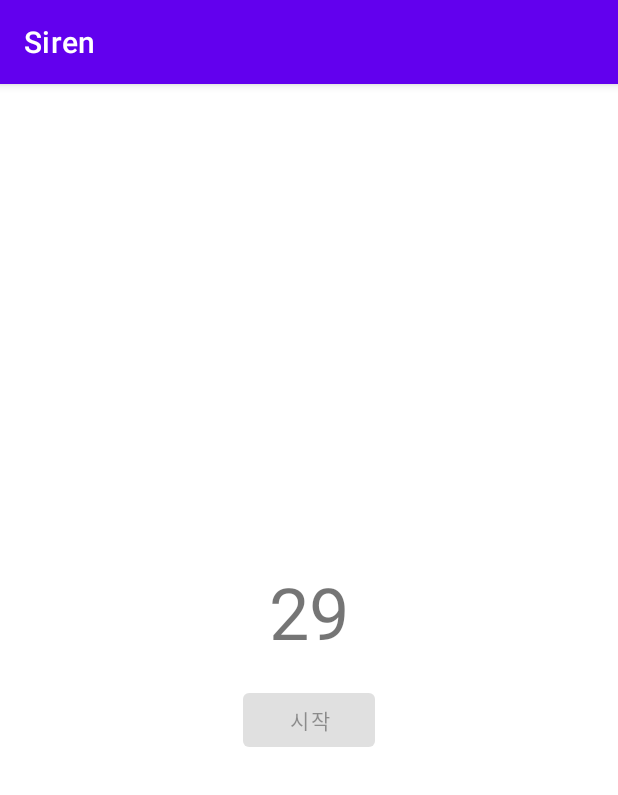
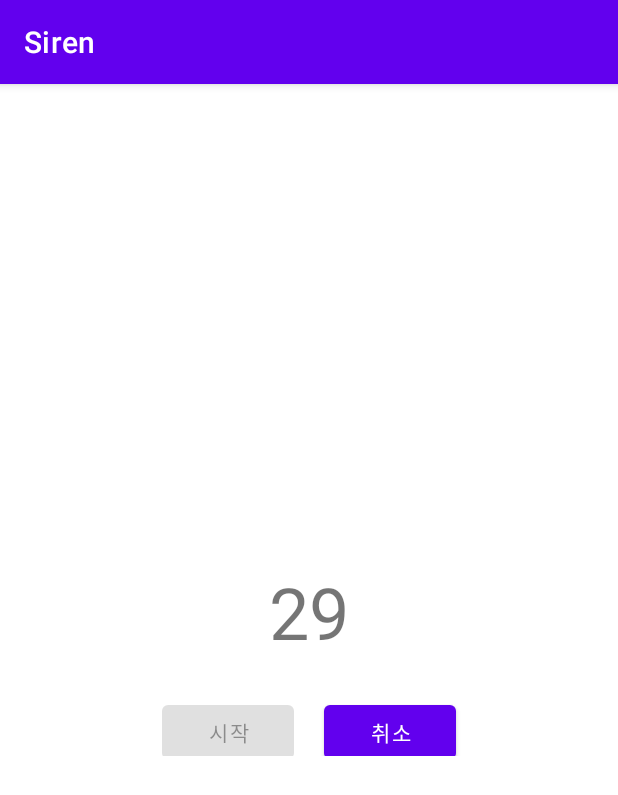
Before and after one commit to tkdgml822/siren, an Android app: the screen it shows after launch (MainActivity), after a tap on "시작", on a phone screen of 412 x 824 dp. Shown: the top 795 px of the screen. Run offline under Robolectric (Android 15) with nearby library versions, the phone set to English and light mode, and no system bars.

Commit message:
취소버튼구현

```diff
--- a/app/src/main/java/com/cookandroid/siren/MainActivity.java
+++ b/app/src/main/java/com/cookandroid/siren/MainActivity.java
@@ -4,6 +4,7 @@ import androidx.appcompat.app.AppCompatActivity;
 import android.media.MediaPlayer;
 import android.os.Bundle;
 import android.os.CountDownTimer;
+import android.view.View;
 import android.widget.Button;
 import android.widget.TextView;
 
@@ -11,8 +12,13 @@ public class MainActivity extends AppCompatActivity {
     // 최대 시간 (30초)
     static final int MAXIMUM_SECONDS = 30000;
     private TextView timerTextView;
-    private Button startButton;
+    private Button startButton, endButton;
     private MediaPlayer mediaPlayer;
+
+    private CountDownTimer countDownTimer;
+
+    long secondsRemaining;
+
 
     @Override
     protected void onCreate(Bundle savedInstanceState) {
@@ -21,12 +27,34 @@ public class MainActivity extends AppCompatActivity {
 
         timerTextView = findViewById(R.id.timerTextView);
         startButton = findViewById(R.id.startButton);
-        mediaPlayer = MediaPlayer.create(this, R.raw.sound);
+        endButton = findViewById(R.id.endButton);
+        mediaPlayer = MediaPlayer.create(this, R.raw.sound); // 사운드 변수
 
         // 클릭 이벤트
         startButton.setOnClickListener(view -> {
             startSound();
             startButton.setEnabled(false);
+        });
+
+        endButton.setOnClickListener(new View.OnClickListener() {
+            @Override
+            public void onClick(View v) {
+                if (countDownTimer != null) {
+                    countDownTimer.cancel();
+                }
+
+                // 남은 시간 변수 초기화
+                secondsRemaining = MAXIMUM_SECONDS;
+
+                // 타이머 텍스트 초기화 (예: 다시 30초로 설정)
+                timerTextView.setText(String.valueOf(MAXIMUM_SECONDS / 1000));
+
+                mediaPlayer.setLooping(false);
+                mediaPlayer.pause();
+
+                // 시작 버튼 활성화
+                startButton.setEnabled(true);
+            }
         });
     }
 
@@ -48,12 +76,12 @@ public class MainActivity extends AppCompatActivity {
 
     private void startTimer() {
         // new CountDownTimer(타이머 총 시간, 간격)
-        new CountDownTimer(MAXIMUM_SECONDS, 1000) {
+        countDownTimer = new CountDownTimer(MAXIMUM_SECONDS, 1000) {
             // onTick() :  간격마다 호출됨
             @Override
             public void onTick(long millisUntilFinished) {
                 // 남은 초 구하기
-                long secondsRemaining = millisUntilFinished / 1000;
+                secondsRemaining = millisUntilFinished / 1000;
                 timerTextView.setText(String.valueOf(secondsRemaining));
             }
 
--- a/app/src/main/res/layout/activity_main.xml
+++ b/app/src/main/res/layout/activity_main.xml
@@ -14,7 +14,12 @@
         android:layout_height="wrap_content"
         android:text="@string/timer_default_value"
         android:textSize="48sp"/>
-
+<LinearLayout
+    android:layout_width="match_parent"
+    android:layout_height="wrap_content"
+    android:orientation="horizontal"
+    android:gravity="center"
+    >
     <Button
         android:id="@+id/startButton"
         android:layout_width="wrap_content"
@@ -22,4 +27,13 @@
         android:text="@string/timer_start_btn"
         android:layout_marginTop="16dp"/>
 
+    <Button
+        android:id="@+id/endButton"
+        android:layout_width="wrap_content"
+        android:layout_height="wrap_content"
+        android:layout_marginTop="16dp"
+        android:text="취소"
+        android:layout_marginLeft="20dp"/>
 </LinearLayout>
+
+</LinearLayout>
```
